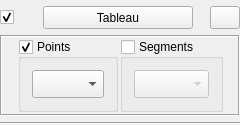
Old version of the form Widgets/datawidget.ui in the repository AdelKS/ZeGrapher.
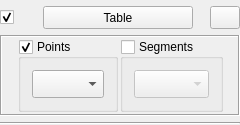
New version of the form. Icons and pictures are not drawn.

```diff
--- a/Widgets/datawidget.ui
+++ b/Widgets/datawidget.ui
@@ -97,7 +97,7 @@
         </size>
        </property>
        <property name="text">
-        <string>Tableau</string>
+        <string>Table</string>
        </property>
       </widget>
      </item>
```
Left out of the diff: 2 changed lines with no effect on the pictures.
